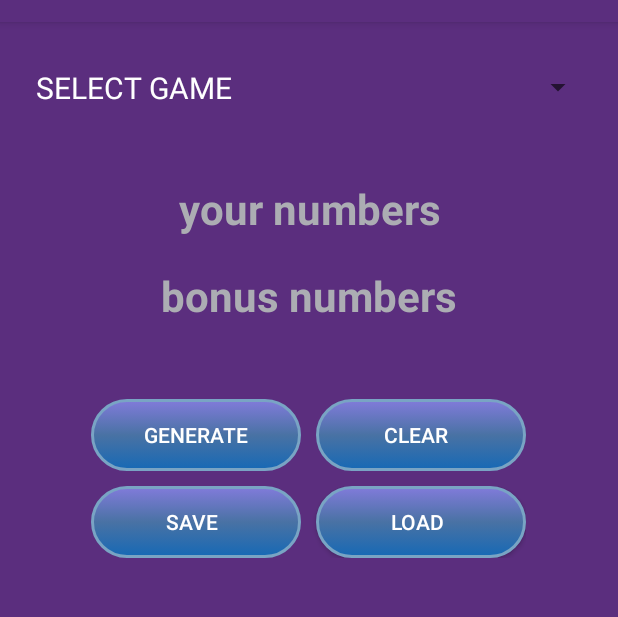
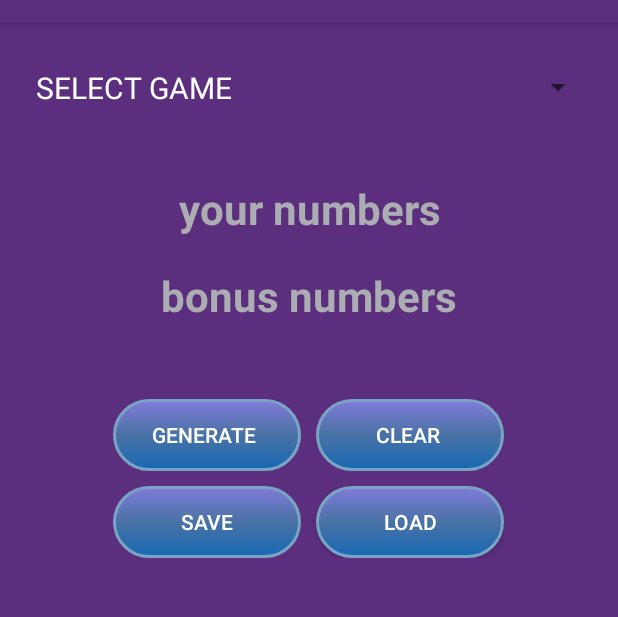
Before and after one commit to kpbender/Alotto2, an Android app: the screen it shows after launch (MainActivity), on a phone screen of 412 x 824 dp, the part 62-679 px from its top. Run offline under Robolectric (Android 15) with nearby library versions, the phone set to English and light mode, and no system bars.

Commit message:
Btn Width

```diff
--- a/app/src/main/res/layout/activity_main.xml
+++ b/app/src/main/res/layout/activity_main.xml
@@ -83,9 +83,9 @@
             android:text="Generate"
             android:layout_marginRight="10dp"
             android:gravity="left|center_vertical"
-            android:paddingLeft="35dip"
-            android:width="140dp"
-            android:height="30dp"
+            android:paddingLeft="26dip"
+            android:width="125dp"
+            android:height="25dp"
             android:background="@drawable/custom_button"
             android:id="@+id/genBtn"
             android:textColor="#ffffff"
@@ -94,10 +94,10 @@
         <Button
             android:layout_width="wrap_content"
             android:layout_height="wrap_content"
-            android:width="140dp"
-            android:height="30dp"
+            android:width="125dp"
+            android:height="25dp"
             android:gravity="left|center_vertical"
-            android:paddingLeft="45dip"
+            android:paddingLeft="40dip"
             android:background="@drawable/custom_button"
             android:text="Clear"
             android:id="@+id/clearBtn"
@@ -121,10 +121,10 @@
             android:layout_height="wrap_content"
             android:text="Save"
             android:layout_marginRight="10dp"
-            android:width="140dp"
-            android:height="30dp"
+            android:width="125dp"
+            android:height="25dp"
             android:gravity="left|center_vertical"
-            android:paddingLeft="50dip"
+            android:paddingLeft="45dip"
             android:background="@drawable/custom_button"
             android:id="@+id/saveBtn"
             android:textColor="#ffffff"
@@ -135,10 +135,10 @@
             android:layout_width="wrap_content"
             android:layout_height="wrap_content"
             android:text="Load"
-            android:width="140dp"
-            android:height="30dp"
+            android:width="125dp"
+            android:height="25dp"
             android:gravity="left|center_vertical"
-            android:paddingLeft="50dip"
+            android:paddingLeft="45dip"
             android:background="@drawable/custom_button"
             android:id="@+id/loadBtn"
             android:textColor="#ffffff"
```
Also changed, not shown: 1 other file.
